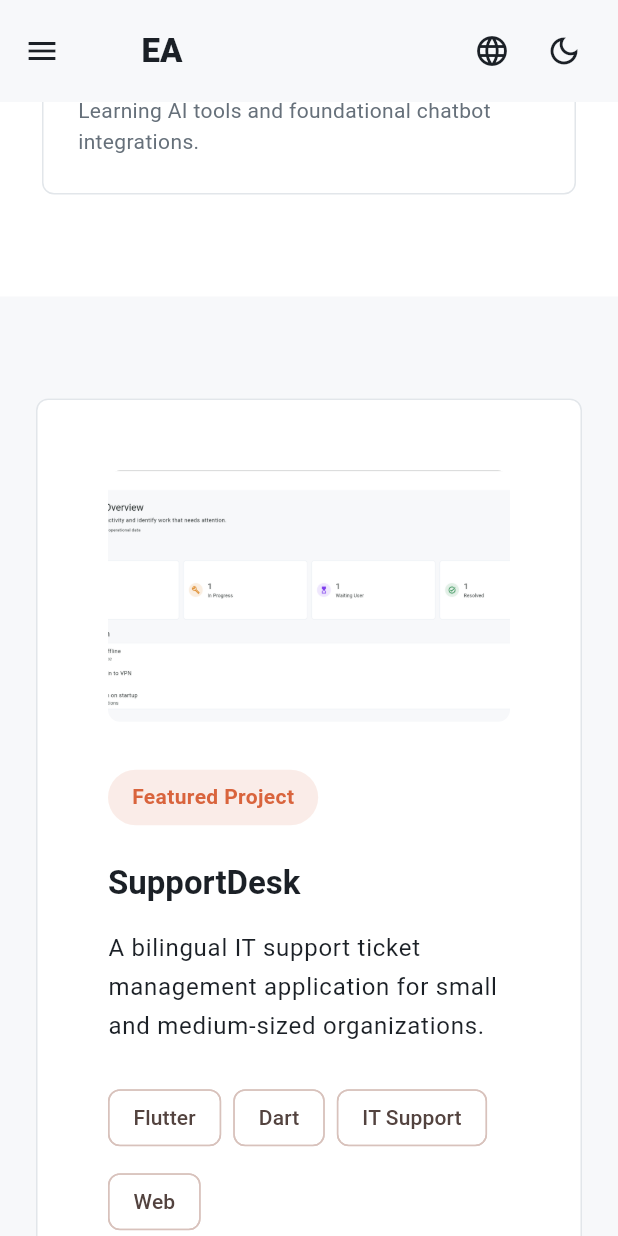
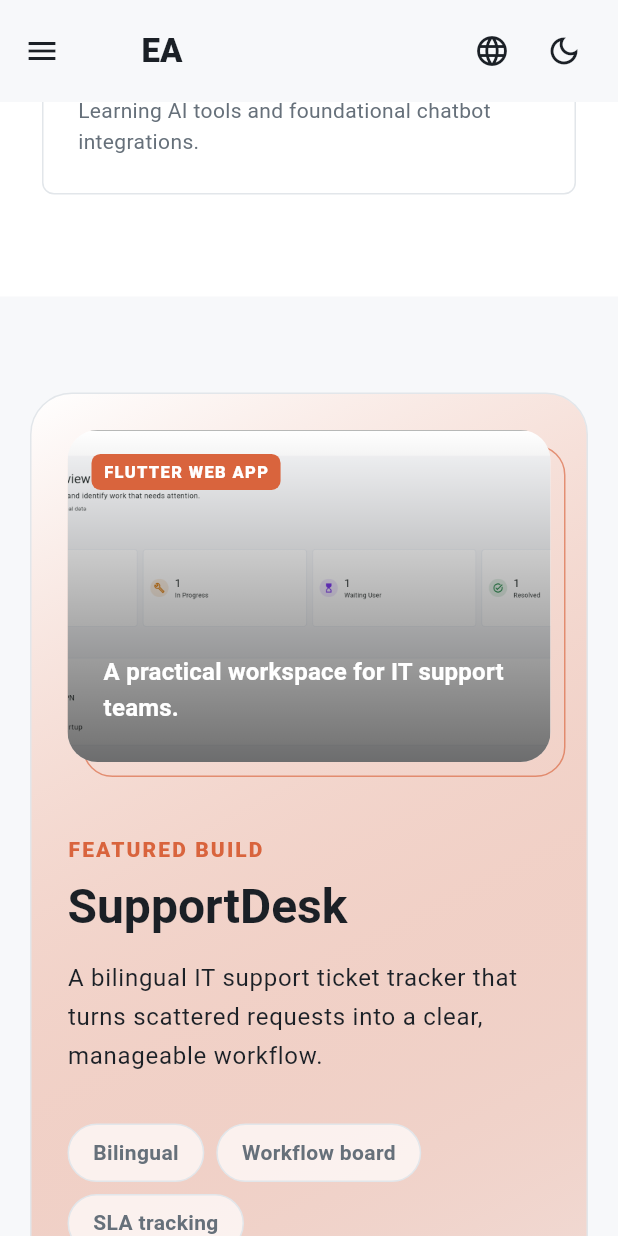
Before and after one commit to Erhant-ant/erhan_ant_portfolio, a Flutter app: the screen it shows after launch, scrolled down 1728 dp, on a phone screen of 412 x 824 dp. Run offline on Flutter 3.47's test engine with Material 3 defaults, Android fonts, the phone set to English and light mode, and no system bars; our stand-ins replace shared_preferences; missing offline and left inert: dart:js_interop.

Commit message:
style: enhance featured project showcase

```diff
--- a/lib/presentation/screens/home/sections/featured_project_section.dart
+++ b/lib/presentation/screens/home/sections/featured_project_section.dart
@@ -1,4 +1,5 @@
 import 'package:flutter/material.dart';
+import 'package:url_launcher/url_launcher.dart';
 
 import '../../../../core/constants/app_constants.dart';
 import '../../../../core/localization/app_language.dart';
@@ -8,9 +9,28 @@ import '../../../../core/utils/responsive.dart';
 class FeaturedProjectSection extends StatelessWidget {
   const FeaturedProjectSection({super.key});
 
+  Future<void> _openRepository(BuildContext context) async {
+    final opened = await launchUrl(
+      Uri.parse('https://github.com/Erhant-ant/it_support_ticket_tracker'),
+      webOnlyWindowName: '_blank',
+    );
+
+    if (!opened && context.mounted) {
+      ScaffoldMessenger.of(context).showSnackBar(
+        SnackBar(
+          content: Text(
+            localized('The link could not be opened.', 'Baglanti acilamadi.'),
+          ),
+        ),
+      );
+    }
+  }
+
   @override
   Widget build(BuildContext context) {
     final isMobile = Responsive.isMobile(context);
+    final theme = Theme.of(context);
+    final accent = theme.colorScheme.secondary;
 
     return Padding(
       padding: EdgeInsets.symmetric(
@@ -22,24 +42,44 @@ class FeaturedProjectSection extends StatelessWidget {
           constraints: const BoxConstraints(
             maxWidth: AppConstants.maxContentWidth,
           ),
-          child: Card(
+          child: Container(
+            clipBehavior: Clip.antiAlias,
+            decoration: BoxDecoration(
+              gradient: LinearGradient(
+                begin: Alignment.topLeft,
+                end: Alignment.bottomRight,
+                colors: [
+                  theme.colorScheme.surface,
+                  accent.withValues(alpha: 0.10),
+                ],
+              ),
+              borderRadius: BorderRadius.circular(28),
+              border: Border.all(color: theme.colorScheme.outline),
+            ),
             child: Padding(
-              padding: const EdgeInsets.all(AppConstants.space2Xl),
+              padding: EdgeInsets.all(
+                isMobile ? AppConstants.spaceLg : AppConstants.space2Xl,
+              ),
               child: isMobile
-                  ? const Column(
+                  ? Column(
                       crossAxisAlignment: CrossAxisAlignment.start,
                       children: [
-                        _ProjectPreview(),
-                        SizedBox(height: AppConstants.spaceXl),
-                        _FeaturedProjectContent(),
+                        const _ProjectVisual(),
+                        const SizedBox(height: AppConstants.space2Xl),
+                        _FeaturedProjectContent(onOpenRepository: _openRepository),
                       ],
                     )
-                  : const Row(
+                  : Row(
                       crossAxisAlignment: CrossAxisAlignment.center,
                       children: [
-                        Expanded(flex: 11, child: _ProjectPreview()),
-                        SizedBox(width: AppConstants.space2Xl),
-                        Expanded(flex: 10, child: _FeaturedProjectContent()),
+                        const Expanded(flex: 11, child: _ProjectVisual()),
+                        const SizedBox(width: AppConstants.space3Xl),
+                        Expanded(
+                          flex: 10,
+                          child: _FeaturedProjectContent(
+                            onOpenRepository: _openRepository,
+                          ),
+                        ),
                       ],
                     ),
             ),
@@ -50,18 +90,37 @@ class FeaturedProjectSection extends StatelessWidget {
   }
 }
 
-class _ProjectPreview extends StatelessWidget {
-  const _ProjectPreview();
+class _ProjectVisual extends StatelessWidget {
+  const _ProjectVisual();
 
   @override
   Widget build(BuildContext context) {
     final theme = Theme.of(context);
+    final accent = theme.colorScheme.secondary;
 
     return AspectRatio(
-      aspectRatio: 16 / 10,
+      aspectRatio: 16 / 11,
+      child: Stack(
+        clipBehavior: Clip.none,
+        children: [
+          Positioned.fill(
+            child: Transform.translate(
+              offset: const Offset(10, 10),
+              child: DecoratedBox(
+                decoration: BoxDecoration(
+                  borderRadius: BorderRadius.circular(20),
+                  border: Border.all(color: accent.withValues(alpha: 0.65)),
+                ),
+              ),
+            ),
+          ),
+          Positioned.fill(
             child: ClipRRect(
-        borderRadius: BorderRadius.circular(AppConstants.radiusMd),
-        child: Image.asset(
+              borderRadius: BorderRadius.circular(20),
+              child: Stack(
+                fit: StackFit.expand,
+                children: [
+                  Image.asset(
                     'assets/images/supportdesk_dashboard.png',
                     fit: BoxFit.cover,
                     alignment: Alignment.topCenter,
@@ -73,10 +132,72 @@ class _ProjectPreview extends StatelessWidget {
                         child: Icon(
                           Icons.support_agent_outlined,
                           size: 56,
-                color: theme.colorScheme.secondary,
+                          color: accent,
                         ),
                       );
                     },
+                  ),
+                  DecoratedBox(
+                    decoration: BoxDecoration(
+                      gradient: LinearGradient(
+                        begin: Alignment.topCenter,
+                        end: Alignment.bottomCenter,
+                        colors: [Colors.transparent, Colors.black.withValues(alpha: 0.56)],
+                      ),
+                    ),
+                  ),
+                  Positioned(
+                    left: AppConstants.spaceLg,
+                    right: AppConstants.spaceLg,
+                    bottom: AppConstants.spaceLg,
+                    child: Text(
+                      localized(
+                        'A practical workspace for IT support teams.',
+                        'IT destek ekipleri icin pratik bir calisma alani.',
+                      ),
+                      style: theme.textTheme.titleMedium?.copyWith(
+                        color: Colors.white,
+                        fontWeight: FontWeight.w700,
+                      ),
+                    ),
+                  ),
+                ],
+              ),
+            ),
+          ),
+          Positioned(
+            top: AppConstants.spaceMd,
+            left: AppConstants.spaceMd,
+            child: _ProjectTypeLabel(color: accent),
+          ),
+        ],
+      ),
+    );
+  }
+}
+
+class _ProjectTypeLabel extends StatelessWidget {
+  const _ProjectTypeLabel({required this.color});
+
+  final Color color;
+
+  @override
+  Widget build(BuildContext context) {
+    return Container(
+      padding: const EdgeInsets.symmetric(
+        horizontal: AppConstants.spaceSm,
+        vertical: AppConstants.spaceXs,
+      ),
+      decoration: BoxDecoration(
+        color: color,
+        borderRadius: BorderRadius.circular(AppConstants.radiusSm),
+      ),
+      child: Text(
+        'FLUTTER WEB APP',
+        style: Theme.of(context).textTheme.labelSmall?.copyWith(
+          color: Colors.white,
+          fontWeight: FontWeight.w800,
+          letterSpacing: 0.9,
         ),
       ),
     );
@@ -84,62 +205,93 @@ class _ProjectPreview extends StatelessWidget {
 }
 
 class _FeaturedProjectContent extends StatelessWidget {
-  const _FeaturedProjectContent();
+  const _FeaturedProjectContent({required this.onOpenRepository});
+
+  final Future<void> Function(BuildContext context) onOpenRepository;
+
+  @override
+  Widget build(BuildContext context) {
+    final theme = Theme.of(context);
+    final accent = theme.colorScheme.secondary;
+
+    return Column(
+      crossAxisAlignment: CrossAxisAlignment.start,
+      children: [
+        Text(
+          localized('Featured Build', 'One Cikan Uygulama').toUpperCase(),
+          style: theme.textTheme.bodyMedium?.copyWith(
+            color: accent,
+            fontWeight: FontWeight.w800,
+            letterSpacing: 1.4,
+          ),
+        ),
+        const SizedBox(height: AppConstants.spaceSm),
+        Text('SupportDesk', style: theme.textTheme.displayMedium),
+        const SizedBox(height: AppConstants.spaceMd),
+        Text(
+          localized(
+            'A bilingual IT support ticket tracker that turns scattered requests into a clear, manageable workflow.',
+            'Daginik IT destek taleplerini net ve yonetilebilir bir is akisina donusturen iki dilli ticket takip uygulamasi.',
+          ),
+          style: theme.textTheme.bodyLarge,
+        ),
+        const SizedBox(height: AppConstants.spaceXl),
+        Wrap(
+          spacing: AppConstants.spaceSm,
+          runSpacing: AppConstants.spaceSm,
+          children: [
+            _Capability(label: localized('Bilingual', 'Iki dilli')),
+            _Capability(label: localized('Workflow board', 'Is akisi panosu')),
+            _Capability(label: localized('SLA tracking', 'SLA takibi')),
+          ],
+        ),
+        const SizedBox(height: AppConstants.spaceXl),
+        Wrap(
+          spacing: AppConstants.spaceMd,
+          runSpacing: AppConstants.spaceSm,
+          children: [
+            ElevatedButton.icon(
+              onPressed: () {
+                Navigator.of(context).pushNamed(AppRoutes.projects);
+              },
+              icon: const Icon(Icons.arrow_outward),
+              label: Text(localized('Read the Case Study', 'Vaka Calismasini Oku')),
+            ),
+            OutlinedButton.icon(
+              onPressed: () => onOpenRepository(context),
+              icon: const Icon(Icons.code_outlined),
+              label: Text(localized('View Source', 'Kaynagi Goruntule')),
+            ),
+          ],
+        ),
+      ],
+    );
+  }
+}
+
+class _Capability extends StatelessWidget {
+  const _Capability({required this.label});
+
+  final String label;
 
   @override
   Widget build(BuildContext context) {
     final theme = Theme.of(context);
 
-    return Column(
-      crossAxisAlignment: CrossAxisAlignment.start,
-      children: [
-        Container(
+    return Container(
       padding: const EdgeInsets.symmetric(
         horizontal: AppConstants.spaceMd,
         vertical: AppConstants.spaceSm,
       ),
       decoration: BoxDecoration(
-            color: theme.colorScheme.secondary.withValues(alpha: 0.12),
+        color: theme.colorScheme.surface.withValues(alpha: 0.7),
         borderRadius: BorderRadius.circular(AppConstants.radiusFull),
+        border: Border.all(color: theme.colorScheme.outline),
       ),
       child: Text(
-            localized('Featured Project', 'One Cikan Proje'),
-            style: theme.textTheme.bodyMedium?.copyWith(
-              color: theme.colorScheme.secondary,
-              fontWeight: FontWeight.w700,
+        label,
+        style: theme.textTheme.bodyMedium?.copyWith(fontWeight: FontWeight.w700),
       ),
-          ),
-        ),
-        const SizedBox(height: AppConstants.spaceLg),
-        Text('SupportDesk', style: theme.textTheme.displaySmall),
-        const SizedBox(height: AppConstants.spaceMd),
-        Text(
-          localized(
-            'A bilingual IT support ticket management application for small and medium-sized organizations.',
-            'Kucuk ve orta olcekli kurumlar icin iki dilli IT destek talep yonetim uygulamasi.',
-          ),
-          style: theme.textTheme.bodyLarge,
-        ),
-        const SizedBox(height: AppConstants.spaceLg),
-        Wrap(
-          spacing: AppConstants.spaceSm,
-          runSpacing: AppConstants.spaceSm,
-          children: const [
-            Chip(label: Text('Flutter')),
-            Chip(label: Text('Dart')),
-            Chip(label: Text('IT Support')),
-            Chip(label: Text('Web')),
-          ],
-        ),
-        const SizedBox(height: AppConstants.spaceXl),
-        OutlinedButton.icon(
-          onPressed: () {
-            Navigator.of(context).pushNamed(AppRoutes.projects);
-          },
-          icon: const Icon(Icons.folder_open_outlined),
-          label: Text(localized('View Project', 'Projeyi Goruntule')),
-        ),
-      ],
     );
   }
 }
```
Lines whose indentation alone changed are shown as unchanged.
